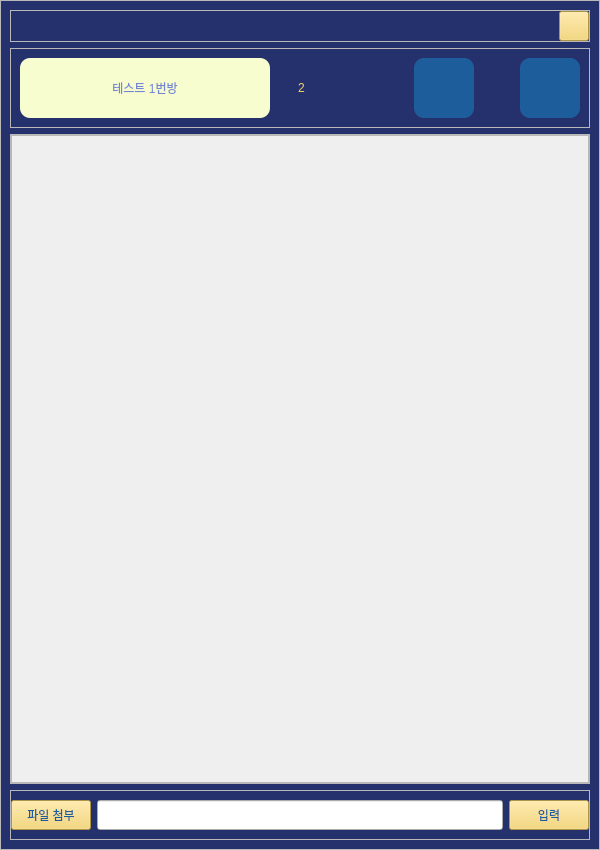
The window that Code/front/ui/page_talk_room_ui.ui (lee991229/KKOTalk) describes before a commit, drawn with Qt 5.
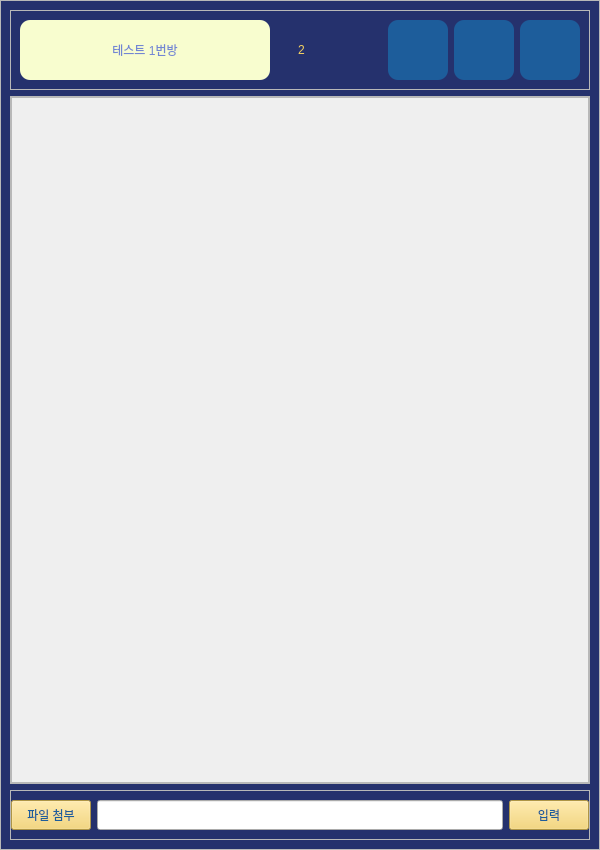
The same window after the commit. Icons and pictures are not drawn.

What changed in the file:
```diff
--- a/Code/front/ui/page_talk_room_ui.ui
+++ b/Code/front/ui/page_talk_room_ui.ui
@@ -39,21 +39,18 @@
 	background-color:#FEF5AC;
 }
 
-#btn_member_plus,
-#btn_member_minus
+#header_frame QPushButton
 {
 	background-color:#1D5D9B;
 	border-radius:10px;
 }
 
-#btn_member_plus:hover,
-#btn_member_minus:hover
+#header_frame QPushButton:hover
 {
 	background-color:#B0DAFF;
 }
 
-#btn_member_plus:pressed,
-#btn_member_minus:pressed
+#header_frame QPushButton:pressed
 {
 	background-color:#9AC5F4;
 }
@@ -112,72 +109,6 @@
       <enum>QFrame::Raised</enum>
      </property>
      <layout class="QVBoxLayout" name="verticalLayout_3">
-      <item>
-       <widget class="QFrame" name="frame_title">
-        <property name="frameShape">
-         <enum>QFrame::StyledPanel</enum>
-        </property>
-        <property name="frameShadow">
-         <enum>QFrame::Raised</enum>
-        </property>
-        <layout class="QHBoxLayout" name="horizontalLayout_4">
-         <property name="spacing">
-          <number>0</number>
-         </property>
-         <property name="leftMargin">
-          <number>0</number>
-         </property>
-         <property name="topMargin">
-          <number>0</number>
-         </property>
-         <property name="rightMargin">
-          <number>0</number>
-         </property>
-         <property name="bottomMargin">
-          <number>0</number>
-         </property>
-         <item>
-          <spacer name="horizontalSpacer_3">
-           <property name="orientation">
-            <enum>Qt::Horizontal</enum>
-           </property>
-           <property name="sizeType">
-            <enum>QSizePolicy::Expanding</enum>
-           </property>
-           <property name="sizeHint" stdset="0">
-            <size>
-             <width>200</width>
-             <height>20</height>
-            </size>
-           </property>
-          </spacer>
-         </item>
-         <item>
-          <widget class="QPushButton" name="btn_flist_close">
-           <property name="minimumSize">
-            <size>
-             <width>30</width>
-             <height>30</height>
-            </size>
-           </property>
-           <property name="maximumSize">
-            <size>
-             <width>30</width>
-             <height>30</height>
-            </size>
-           </property>
-           <property name="text">
-            <string/>
-           </property>
-           <property name="icon">
-            <iconset resource="../src_img/my_qrc.qrc">
-             <normaloff>:/newPrefix/x.svg</normaloff>:/newPrefix/x.svg</iconset>
-           </property>
-          </widget>
-         </item>
-        </layout>
-       </widget>
-      </item>
       <item>
        <widget class="QFrame" name="header_frame">
         <property name="frameShape">
@@ -274,22 +205,6 @@
            </property>
           </widget>
          </item>
-         <item>
-          <spacer name="horizontalSpacer_2">
-           <property name="orientation">
-            <enum>Qt::Horizontal</enum>
-           </property>
-           <property name="sizeType">
-            <enum>QSizePolicy::Preferred</enum>
-           </property>
-           <property name="sizeHint" stdset="0">
-            <size>
-             <width>40</width>
-             <height>20</height>
-            </size>
-           </property>
-          </spacer>
-         </item>
          <item>
           <widget class="QPushButton" name="btn_member_minus">
            <property name="minimumSize">
@@ -319,6 +234,35 @@
            </property>
           </widget>
          </item>
+         <item>
+          <widget class="QPushButton" name="btn_flist_close">
+           <property name="minimumSize">
+            <size>
+             <width>60</width>
+             <height>60</height>
+            </size>
+           </property>
+           <property name="maximumSize">
+            <size>
+             <width>60</width>
+             <height>60</height>
+            </size>
+           </property>
+           <property name="text">
+            <string/>
+           </property>
+           <property name="icon">
+            <iconset resource="../src_img/my_qrc.qrc">
+             <normaloff>:/newPrefix/x-yellow.svg</normaloff>:/newPrefix/x-yellow.svg</iconset>
+           </property>
+           <property name="iconSize">
+            <size>
+             <width>40</width>
+             <height>40</height>
+            </size>
+           </property>
+          </widget>
+         </item>
         </layout>
        </widget>
       </item>
@@ -360,7 +304,7 @@
               <x>0</x>
               <y>0</y>
               <width>576</width>
-              <height>646</height>
+              <height>684</height>
              </rect>
             </property>
             <layout class="QVBoxLayout" name="verticalLayout_2">
```
Left out of the diff: 5 changed lines with no effect on the pictures.
